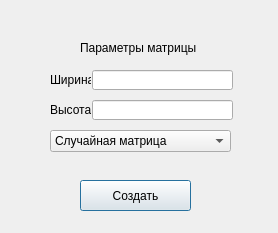
Old version of the form RastrVisualModule/startwindow.ui in the repository MikProtopopov/RastrVisualModule.
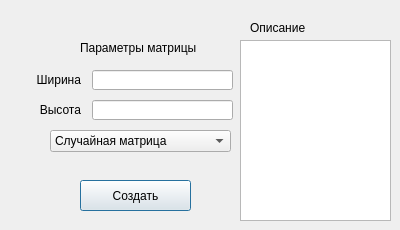
New version of the form.

```diff
--- a/RastrVisualModule/startwindow.ui
+++ b/RastrVisualModule/startwindow.ui
@@ -9,10 +9,22 @@
    <rect>
     <x>0</x>
     <y>0</y>
-    <width>278</width>
-    <height>233</height>
+    <width>400</width>
+    <height>230</height>
    </rect>
   </property>
+  <property name="minimumSize">
+   <size>
+    <width>400</width>
+    <height>230</height>
+   </size>
+  </property>
+  <property name="maximumSize">
+   <size>
+    <width>400</width>
+    <height>230</height>
+   </size>
+  </property>
   <property name="focusPolicy">
    <enum>Qt::NoFocus</enum>
   </property>
@@ -42,28 +54,34 @@
   <widget class="QLabel" name="label">
    <property name="geometry">
     <rect>
-     <x>50</x>
+     <x>10</x>
      <y>100</y>
-     <width>41</width>
+     <width>71</width>
      <height>20</height>
     </rect>
    </property>
    <property name="text">
     <string>Высота</string>
    </property>
+   <property name="alignment">
+    <set>Qt::AlignRight|Qt::AlignTrailing|Qt::AlignVCenter</set>
+   </property>
   </widget>
   <widget class="QLabel" name="label_2">
    <property name="geometry">
     <rect>
-     <x>50</x>
+     <x>10</x>
      <y>70</y>
-     <width>41</width>
+     <width>71</width>
      <height>20</height>
     </rect>
    </property>
    <property name="text">
     <string>Ширина</string>
    </property>
+   <property name="alignment">
+    <set>Qt::AlignRight|Qt::AlignTrailing|Qt::AlignVCenter</set>
+   </property>
   </widget>
   <widget class="QLabel" name="label_3">
    <property name="geometry">
@@ -110,6 +128,39 @@
      <string>Матрица Адамара</string>
     </property>
    </item>
+   <item>
+    <property name="text">
+     <string>Растр Мурзиной</string>
+    </property>
+   </item>
+   <item>
+    <property name="text">
+     <string>Растр Шлишевского</string>
+    </property>
+   </item>
+  </widget>
+  <widget class="QLabel" name="label_4">
+   <property name="geometry">
+    <rect>
+     <x>250</x>
+     <y>20</y>
+     <width>61</width>
+     <height>16</height>
+    </rect>
+   </property>
+   <property name="text">
+    <string>Описание</string>
+   </property>
+  </widget>
+  <widget class="QTextBrowser" name="textBrowser">
+   <property name="geometry">
+    <rect>
+     <x>240</x>
+     <y>40</y>
+     <width>151</width>
+     <height>181</height>
+    </rect>
+   </property>
   </widget>
  </widget>
  <resources/>
```
